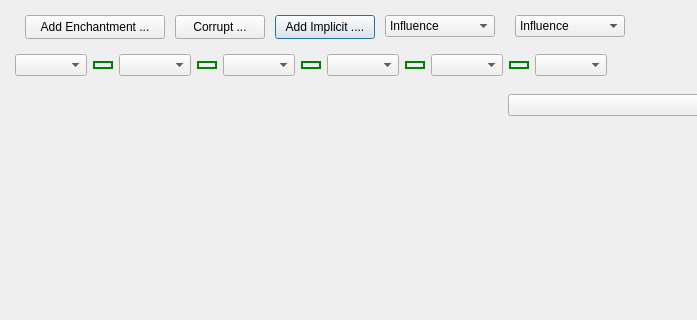
Before: the Qt Designer form Assets/ui_files/dlgCraftItems.ui in PathOfBuildingCommunity/PathOfBuilding-Python, drawn with Qt 5; both pictures show x 0 to 697 and y 0 to 320 of the 871 by 478 pixel window.
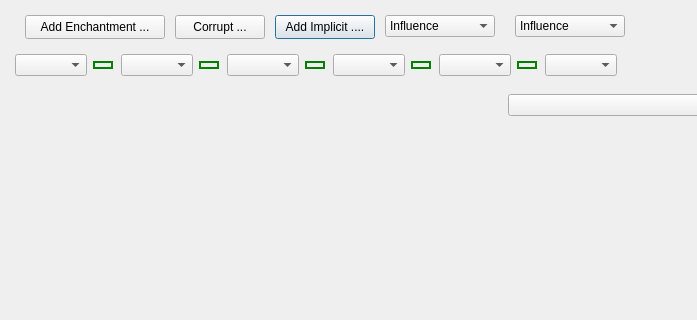
After: the same form once the commit is applied. Icons and pictures are not drawn.

Commit message: Remove original Items tab. Rebuild Craft Items dialog to work better. Need statusbar to craft items widget.

Diff of the .ui file:
```diff
--- a/Assets/ui_files/dlgCraftItems.ui
+++ b/Assets/ui_files/dlgCraftItems.ui
@@ -63,16 +63,22 @@
         <widget class="QComboBox" name="combo_Socket1"/>
        </item>
        <item>
-        <widget class="QCheckBox" name="check_Connector1">
+        <widget class="QCheckBox" name="check_Connector2">
          <property name="sizePolicy">
           <sizepolicy hsizetype="Fixed" vsizetype="Fixed">
            <horstretch>0</horstretch>
            <verstretch>0</verstretch>
           </sizepolicy>
          </property>
+         <property name="minimumSize">
+          <size>
+           <width>22</width>
+           <height>0</height>
+          </size>
+         </property>
          <property name="maximumSize">
           <size>
-           <width>20</width>
+           <width>24</width>
            <height>16</height>
           </size>
          </property>
@@ -92,10 +98,15 @@
 width : 16px;
 height : 4px;
 }
-</string>
+
+QCheckBox::indicator:indeterminate {
+width : 10px;
+height : 10px;
+image : url(&quot;:/Art/Icons/cross.png&quot;)
+}</string>
          </property>
          <property name="text">
-          <string>-</string>
+          <string/>
          </property>
          <property name="checked">
           <bool>true</bool>
@@ -105,60 +116,17 @@
        <item>
         <widget class="QComboBox" name="combo_Socket2"/>
        </item>
-       <item>
-        <widget class="QCheckBox" name="check_Connector2">
-         <property name="minimumSize">
-          <size>
-           <width>0</width>
-           <height>0</height>
-          </size>
-         </property>
-         <property name="maximumSize">
-          <size>
-           <width>20</width>
-           <height>16</height>
-          </size>
-         </property>
-         <property name="toolTip">
-          <string>Click to (dis)connect these sockets</string>
-         </property>
-         <property name="styleSheet">
-          <string notr="true">QCheckBox::indicator:unchecked {
-border : 2px solid red;
-width : 4px;
-height : 16px;
-padding : 5px;
-}
-
-QCheckBox::indicator:checked {
-border : 2px solid green;
-width : 16px;
-height : 4px;
-}
-</string>
-         </property>
-         <property name="text">
-          <string>-</string>
-         </property>
-         <property name="checked">
-          <bool>true</bool>
-         </property>
-        </widget>
-       </item>
-       <item>
-        <widget class="QComboBox" name="combo_Socket3"/>
-       </item>
        <item>
         <widget class="QCheckBox" name="check_Connector3">
          <property name="minimumSize">
           <size>
-           <width>0</width>
+           <width>22</width>
            <height>0</height>
           </size>
          </property>
          <property name="maximumSize">
           <size>
-           <width>20</width>
+           <width>24</width>
            <height>16</height>
           </size>
          </property>
@@ -181,7 +149,7 @@
 </string>
          </property>
          <property name="text">
-          <string>-</string>
+          <string/>
          </property>
          <property name="checked">
           <bool>true</bool>
@@ -189,19 +157,19 @@
         </widget>
        </item>
        <item>
-        <widget class="QComboBox" name="combo_Socket4"/>
+        <widget class="QComboBox" name="combo_Socket3"/>
        </item>
        <item>
         <widget class="QCheckBox" name="check_Connector4">
          <property name="minimumSize">
           <size>
-           <width>0</width>
+           <width>22</width>
            <height>0</height>
           </size>
          </property>
          <property name="maximumSize">
           <size>
-           <width>20</width>
+           <width>24</width>
            <height>16</height>
           </size>
          </property>
@@ -224,7 +192,7 @@
 </string>
          </property>
          <property name="text">
-          <string>-</string>
+          <string/>
          </property>
          <property name="checked">
           <bool>true</bool>
@@ -232,19 +200,19 @@
         </widget>
        </item>
        <item>
-        <widget class="QComboBox" name="combo_Socket5"/>
+        <widget class="QComboBox" name="combo_Socket4"/>
        </item>
        <item>
         <widget class="QCheckBox" name="check_Connector5">
          <property name="minimumSize">
           <size>
-           <width>0</width>
+           <width>22</width>
            <height>0</height>
           </size>
          </property>
          <property name="maximumSize">
           <size>
-           <width>20</width>
+           <width>24</width>
            <height>16</height>
           </size>
          </property>
@@ -267,7 +235,55 @@
 </string>
          </property>
          <property name="text">
-          <string>-</string>
+          <string/>
+         </property>
+         <property name="checked">
+          <bool>true</bool>
+         </property>
+        </widget>
+       </item>
+       <item>
+        <widget class="QComboBox" name="combo_Socket5"/>
+       </item>
+       <item>
+        <widget class="QCheckBox" name="check_Connector6">
+         <property name="minimumSize">
+          <size>
+           <width>22</width>
+           <height>0</height>
+          </size>
+         </property>
+         <property name="maximumSize">
+          <size>
+           <width>24</width>
+           <height>16</height>
+          </size>
+         </property>
+         <property name="toolTip">
+          <string>Click to (dis)connect these sockets</string>
+         </property>
+         <property name="styleSheet">
+          <string notr="true">QCheckBox::indicator:unchecked {
+border : 2px solid red;
+width : 4px;
+height : 16px;
+padding : 5px;
+}
+
+QCheckBox::indicator:checked {
+border : 2px solid green;
+width : 16px;
+height : 4px;
+}
+
+QCheckBox::indicator:indeterminate {
+width : 10px;
+height : 10px;
+image : url(&quot;:/Art/Icons/cross.png&quot;)
+}</string>
+         </property>
+         <property name="text">
+          <string/>
          </property>
          <property name="checked">
           <bool>true</bool>
```
Left out of the diff: 23 changed lines with no effect on the pictures. The commit also changes 7 other files.
